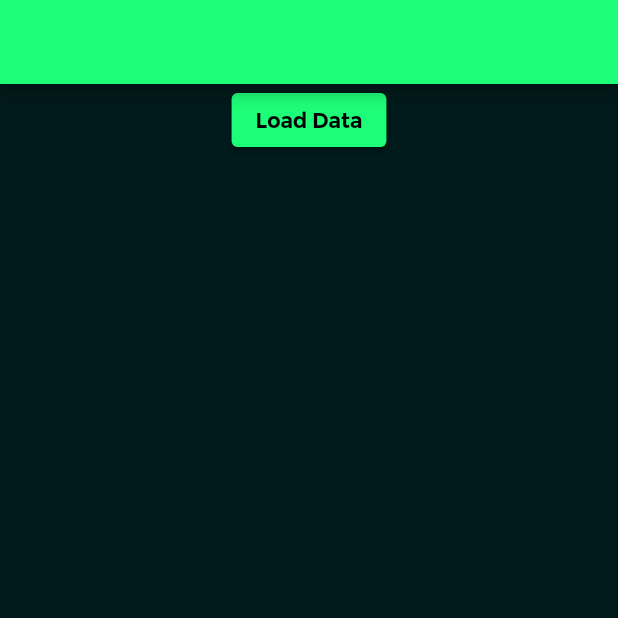
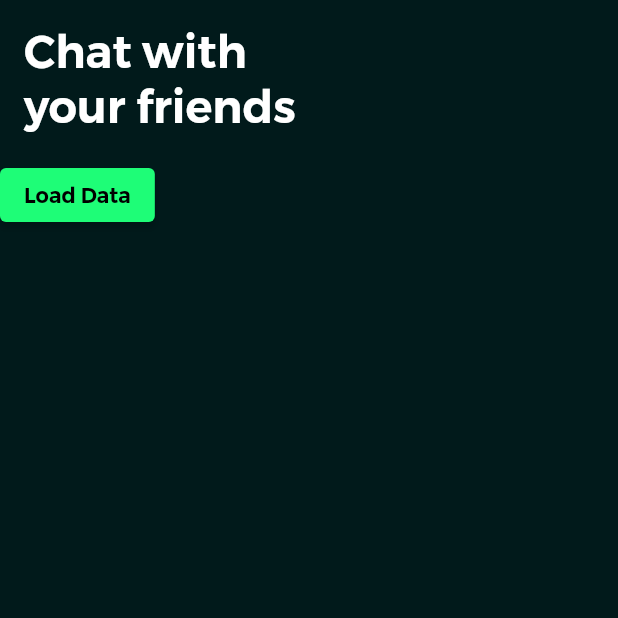
Before and after one commit to ramiyar2/chat-app, a Flutter app: the screen it shows after launch, on a phone screen of 412 x 824 dp, the top half of it. Run offline on Flutter 3.47's test engine with Material 2 defaults, Android fonts, the phone set to English and light mode, and no system bars; our stand-ins replace easy_splash_screen, intl_phone_field.

Commit message:
flutter ui

```diff
--- a/chat_app_flutter2/lib/pages/home.dart
+++ b/chat_app_flutter2/lib/pages/home.dart
@@ -22,14 +22,56 @@ class _HomePageState extends State<HomePage> {
 
   @override
   Widget build(BuildContext context) {
+    Size size = MediaQuery.of(context).size;
     return Scaffold(
-      appBar: AppBar(),
       body: Column(
+        mainAxisAlignment: MainAxisAlignment.start,
+        crossAxisAlignment: CrossAxisAlignment.start,
         children: [
+          SafeArea(
+            child: Container(),
+          ),
+          Padding(
+            padding:
+                size.width > 600 ? EdgeInsets.all(25.0) : EdgeInsets.all(16.0),
+            child: const Text(
+              "Chat with \nyour friends",
+              style: TextStyle(
+                color: Colors.white,
+                fontWeight: FontWeight.bold,
+                fontSize: 30.0,
+              ),
+            ),
+          ),
           ElevatedButton(
             child: const Text('Load Data'),
             onPressed: readJson,
           ),
+          _items.isNotEmpty
+              ? Expanded(
+                  child: Container(
+                    height: 537,
+                    decoration: const BoxDecoration(
+                        color: Colors.white,
+                        borderRadius: BorderRadius.only(
+                            topRight: Radius.circular(40.0),
+                            topLeft: Radius.circular(40.0))),
+                    child: ListView.builder(
+                      scrollDirection: Axis.vertical,
+                      shrinkWrap: true,
+                      itemCount: _items.length,
+                      itemBuilder: (BuildContext context, int index) {
+                        return ListTile(
+                          title: Text(_items[index]["userName"]),
+                          subtitle: Text(_items[index]["massage"]),
+                          leading: Image.network(_items[index]["img"]),
+                        );
+                      },
+                    ),
+                  ),
+                )
+              : Container(),
+          /*
           _items.isNotEmpty
               ? Expanded(
                   child: ListView.builder(
@@ -38,7 +80,9 @@ class _HomePageState extends State<HomePage> {
                       return Card(
                         margin: const EdgeInsets.all(10),
                         child: ListTile(
-                          leading: Image.network(_items[index]["img"]),
+                          leading: Image.network(
+                            _items[index]["img"],
+                          ),
                           title: Text(_items[index]["userName"]),
                           subtitle: Text(_items[index]["massage"]),
                         ),
@@ -46,7 +90,7 @@ class _HomePageState extends State<HomePage> {
                     },
                   ),
                 )
-              : Container(),
+              : Container(),*/
         ],
       ),
     );
```
Also changed, not shown: chat_app_flutter2/lib/pages/bal.dart (added, +210 -0 lines).
